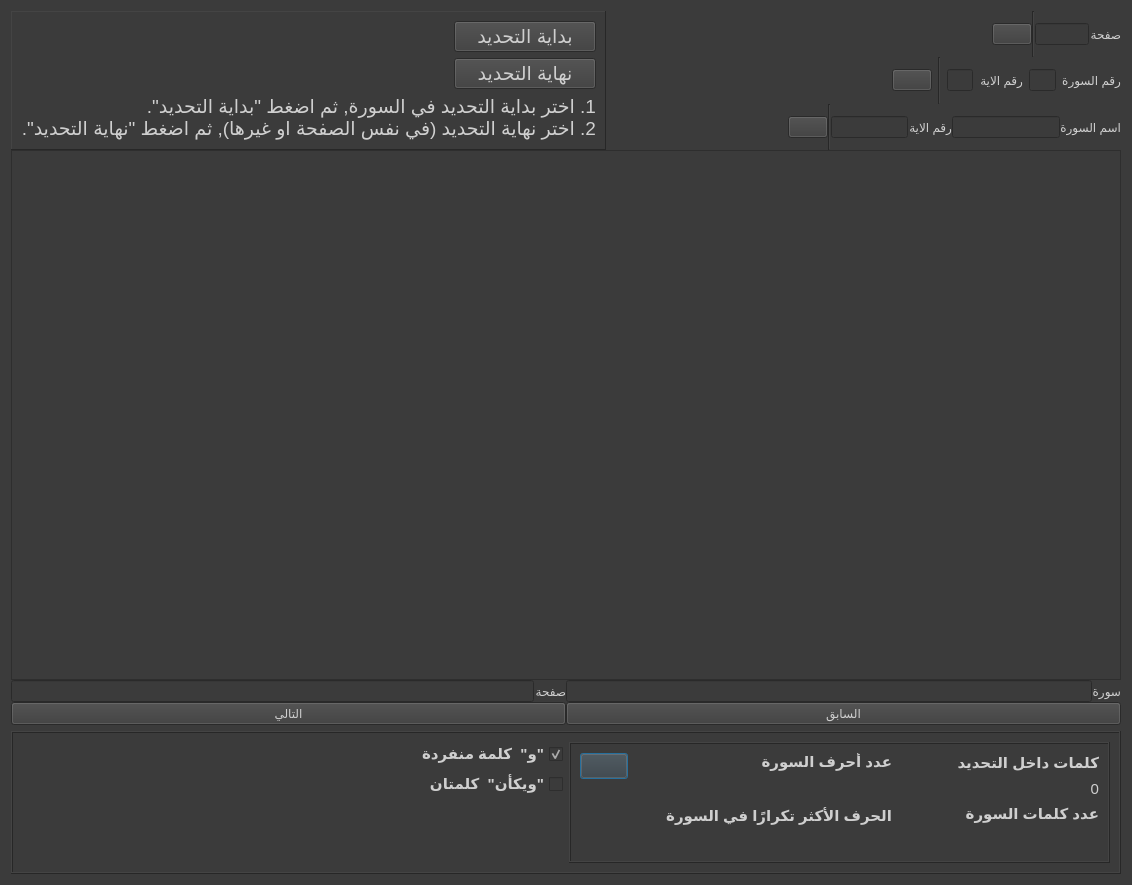
First picture: the form in gui/mushaf_view.ui, repository masalha-alaa/quran-counter, before the edit.
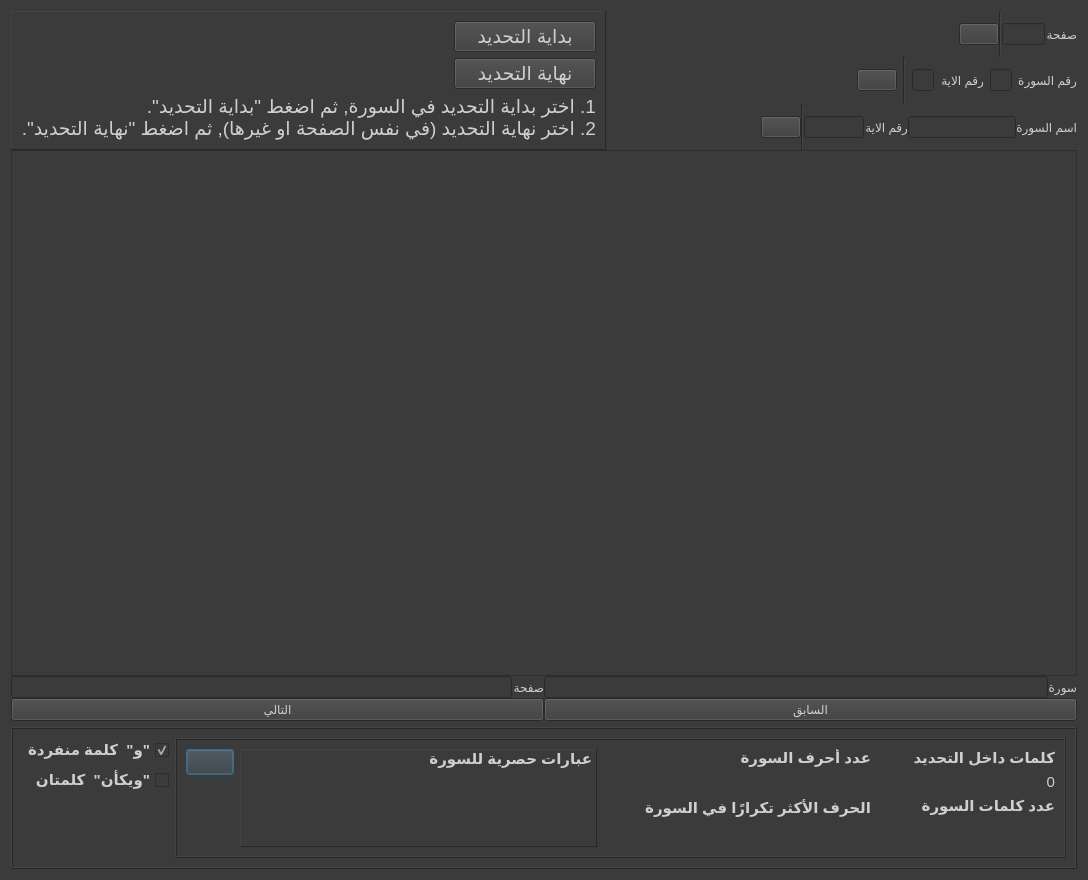
Second picture: the form after the edit. Icons and pictures are not drawn. Custom widgets are drawn as their Qt base class.

Commit message: Surah exclusive phrases

Diff of the .ui file:
```diff
--- a/gui/mushaf_view.ui
+++ b/gui/mushaf_view.ui
@@ -6,8 +6,8 @@
    <rect>
     <x>0</x>
     <y>0</y>
-    <width>1132</width>
-    <height>885</height>
+    <width>1088</width>
+    <height>880</height>
    </rect>
   </property>
   <property name="windowTitle">
@@ -486,22 +486,9 @@
      <property name="frameShadow">
       <enum>QFrame::Raised</enum>
      </property>
-     <layout class="QHBoxLayout" name="horizontalLayout_6" stretch="1,1">
+     <layout class="QHBoxLayout" name="horizontalLayout_6" stretch="1,8">
       <item>
        <layout class="QHBoxLayout" name="horizontalLayout_13">
-        <item>
-         <spacer name="horizontalSpacer_7">
-          <property name="orientation">
-           <enum>Qt::Horizontal</enum>
-          </property>
-          <property name="sizeHint" stdset="0">
-           <size>
-            <width>40</width>
-            <height>20</height>
-           </size>
-          </property>
-         </spacer>
-        </item>
         <item>
          <layout class="QVBoxLayout" name="verticalLayout_18">
           <item>
@@ -558,103 +545,8 @@
         <property name="frameShadow">
          <enum>QFrame::Raised</enum>
         </property>
-        <layout class="QGridLayout" name="gridLayout_2" columnstretch="1,9,7">
-         <item row="1" column="0">
-          <layout class="QVBoxLayout" name="verticalLayout_17">
-           <property name="topMargin">
-            <number>0</number>
-           </property>
-           <item>
-            <widget class="QPushButton" name="resetStatsButton">
-             <property name="toolTip">
-              <string>محو النتائج</string>
-             </property>
-             <property name="text">
-              <string/>
-             </property>
-             <property name="icon">
-              <iconset resource="resources/resources.qrc">
-               <normaloff>:/reset-icon.png</normaloff>:/reset-icon.png</iconset>
-             </property>
-            </widget>
-           </item>
-           <item>
-            <spacer name="verticalSpacer">
-             <property name="orientation">
-              <enum>Qt::Vertical</enum>
-             </property>
-             <property name="sizeHint" stdset="0">
-              <size>
-               <width>20</width>
-               <height>40</height>
-              </size>
-             </property>
-            </spacer>
-           </item>
-          </layout>
-         </item>
-         <item row="1" column="1">
-          <layout class="QVBoxLayout" name="verticalLayout_13" stretch="1,1,0">
-           <item>
-            <widget class="QLabel" name="label_3">
-             <property name="sizePolicy">
-              <sizepolicy hsizetype="Preferred" vsizetype="Preferred">
-               <horstretch>0</horstretch>
-               <verstretch>0</verstretch>
-              </sizepolicy>
-             </property>
-             <property name="toolTip">
-              <string>عدد جميع الأحرف, مع تكرار</string>
-             </property>
-             <property name="styleSheet">
-              <string notr="true">font: bold;</string>
-             </property>
-             <property name="text">
-              <string>عدد أحرف السورة</string>
-             </property>
-            </widget>
-           </item>
-           <item>
-            <widget class="QLabel" name="surahLettersNum">
-             <property name="sizePolicy">
-              <sizepolicy hsizetype="Preferred" vsizetype="Preferred">
-               <horstretch>0</horstretch>
-               <verstretch>0</verstretch>
-              </sizepolicy>
-             </property>
-             <property name="toolTip">
-              <string notr="true"/>
-             </property>
-             <property name="layoutDirection">
-              <enum>Qt::LeftToRight</enum>
-             </property>
-             <property name="locale">
-              <locale language="Arabic" country="Israel"/>
-             </property>
-             <property name="text">
-              <string/>
-             </property>
-             <property name="alignment">
-              <set>Qt::AlignLeading|Qt::AlignLeft|Qt::AlignVCenter</set>
-             </property>
-            </widget>
-           </item>
-           <item>
-            <spacer name="verticalSpacer_3">
-             <property name="orientation">
-              <enum>Qt::Vertical</enum>
-             </property>
-             <property name="sizeHint" stdset="0">
-              <size>
-               <width>20</width>
-               <height>40</height>
-              </size>
-             </property>
-            </spacer>
-           </item>
-          </layout>
-         </item>
-         <item row="2" column="1">
+        <layout class="QGridLayout" name="gridLayout_2" columnstretch="0,4,3,2">
+         <item row="2" column="2">
           <layout class="QVBoxLayout" name="verticalLayout_14">
            <item>
             <widget class="QLabel" name="label_13">
@@ -690,7 +582,7 @@
            </item>
           </layout>
          </item>
-         <item row="2" column="2">
+         <item row="2" column="3">
           <layout class="QVBoxLayout" name="verticalLayout_12" stretch="0,0,0">
            <property name="spacing">
             <number>6</number>
@@ -748,7 +640,7 @@
            </item>
           </layout>
          </item>
-         <item row="1" column="2">
+         <item row="1" column="3">
           <layout class="QVBoxLayout" name="verticalLayout_9">
            <item>
             <widget class="QLabel" name="label_12">
@@ -790,6 +682,164 @@
            </item>
           </layout>
          </item>
+         <item row="1" column="2">
+          <layout class="QVBoxLayout" name="verticalLayout_13" stretch="1,1">
+           <item>
+            <widget class="QLabel" name="label_3">
+             <property name="sizePolicy">
+              <sizepolicy hsizetype="Preferred" vsizetype="Preferred">
+               <horstretch>0</horstretch>
+               <verstretch>0</verstretch>
+              </sizepolicy>
+             </property>
+             <property name="toolTip">
+              <string>عدد جميع الأحرف, مع تكرار</string>
+             </property>
+             <property name="styleSheet">
+              <string notr="true">font: bold;</string>
+             </property>
+             <property name="text">
+              <string>عدد أحرف السورة</string>
+             </property>
+            </widget>
+           </item>
+           <item>
+            <widget class="QLabel" name="surahLettersNum">
+             <property name="sizePolicy">
+              <sizepolicy hsizetype="Preferred" vsizetype="Preferred">
+               <horstretch>0</horstretch>
+               <verstretch>0</verstretch>
+              </sizepolicy>
+             </property>
+             <property name="toolTip">
+              <string notr="true"/>
+             </property>
+             <property name="layoutDirection">
+              <enum>Qt::LeftToRight</enum>
+             </property>
+             <property name="locale">
+              <locale language="Arabic" country="Israel"/>
+             </property>
+             <property name="text">
+              <string/>
+             </property>
+             <property name="alignment">
+              <set>Qt::AlignLeading|Qt::AlignLeft|Qt::AlignVCenter</set>
+             </property>
+            </widget>
+           </item>
+          </layout>
+         </item>
+         <item row="1" column="0">
+          <layout class="QVBoxLayout" name="verticalLayout_17">
+           <property name="topMargin">
+            <number>0</number>
+           </property>
+           <item>
+            <widget class="QPushButton" name="resetStatsButton">
+             <property name="toolTip">
+              <string>محو النتائج</string>
+             </property>
+             <property name="text">
+              <string/>
+             </property>
+             <property name="icon">
+              <iconset resource="resources/resources.qrc">
+               <normaloff>:/reset-icon.png</normaloff>:/reset-icon.png</iconset>
+             </property>
+            </widget>
+           </item>
+           <item>
+            <spacer name="verticalSpacer">
+             <property name="orientation">
+              <enum>Qt::Vertical</enum>
+             </property>
+             <property name="sizeHint" stdset="0">
+              <size>
+               <width>20</width>
+               <height>40</height>
+              </size>
+             </property>
+            </spacer>
+           </item>
+          </layout>
+         </item>
+         <item row="1" column="1" rowspan="2">
+          <widget class="ClickableFrame" name="exclusiveWordsFrame">
+           <property name="cursor">
+            <cursorShape>PointingHandCursor</cursorShape>
+           </property>
+           <property name="toolTip">
+            <string>عبارات تظهر فقط في هذه السورة - اضغط لمشاهدة المزيد</string>
+           </property>
+           <property name="styleSheet">
+            <string notr="true"/>
+           </property>
+           <property name="frameShape">
+            <enum>QFrame::Panel</enum>
+           </property>
+           <property name="frameShadow">
+            <enum>QFrame::Raised</enum>
+           </property>
+           <layout class="QVBoxLayout" name="verticalLayout_6" stretch="1,1,1,1">
+            <property name="spacing">
+             <number>0</number>
+            </property>
+            <property name="leftMargin">
+             <number>4</number>
+            </property>
+            <property name="topMargin">
+             <number>0</number>
+            </property>
+            <property name="rightMargin">
+             <number>4</number>
+            </property>
+            <property name="bottomMargin">
+             <number>0</number>
+            </property>
+            <item alignment="Qt::AlignTop">
+             <widget class="QLabel" name="label_7">
+              <property name="sizePolicy">
+               <sizepolicy hsizetype="Preferred" vsizetype="Preferred">
+                <horstretch>0</horstretch>
+                <verstretch>0</verstretch>
+               </sizepolicy>
+              </property>
+              <property name="toolTip">
+               <string/>
+              </property>
+              <property name="styleSheet">
+               <string notr="true">font: bold;</string>
+              </property>
+              <property name="text">
+               <string>عبارات حصرية للسورة</string>
+              </property>
+             </widget>
+            </item>
+            <item>
+             <widget class="QLabel" name="exclusivePhrasesInSurah1">
+              <property name="text">
+               <string/>
+              </property>
+             </widget>
+            </item>
+            <item>
+             <widget class="QLabel" name="exclusivePhrasesInSurah2">
+              <property name="text">
+               <string/>
+              </property>
+             </widget>
+            </item>
+            <item>
+             <widget class="QLabel" name="exclusivePhrasesInSurah3">
+              <property name="text">
+               <string/>
+              </property>
+             </widget>
+            </item>
+           </layout>
+          </widget>
+         </item>
         </layout>
        </widget>
       </item>
@@ -798,6 +848,14 @@
    </item>
   </layout>
  </widget>
+ <customwidgets>
+  <customwidget>
+   <class>ClickableFrame</class>
+   <extends>QFrame</extends>
+   <header>gui/clickable_frame</header>
+   <container>1</container>
+  </customwidget>
+ </customwidgets>
  <tabstops>
   <tabstop>pageInput</tabstop>
   <tabstop>goToPageButton</tabstop>
```
The commit also changes 17 other files.
